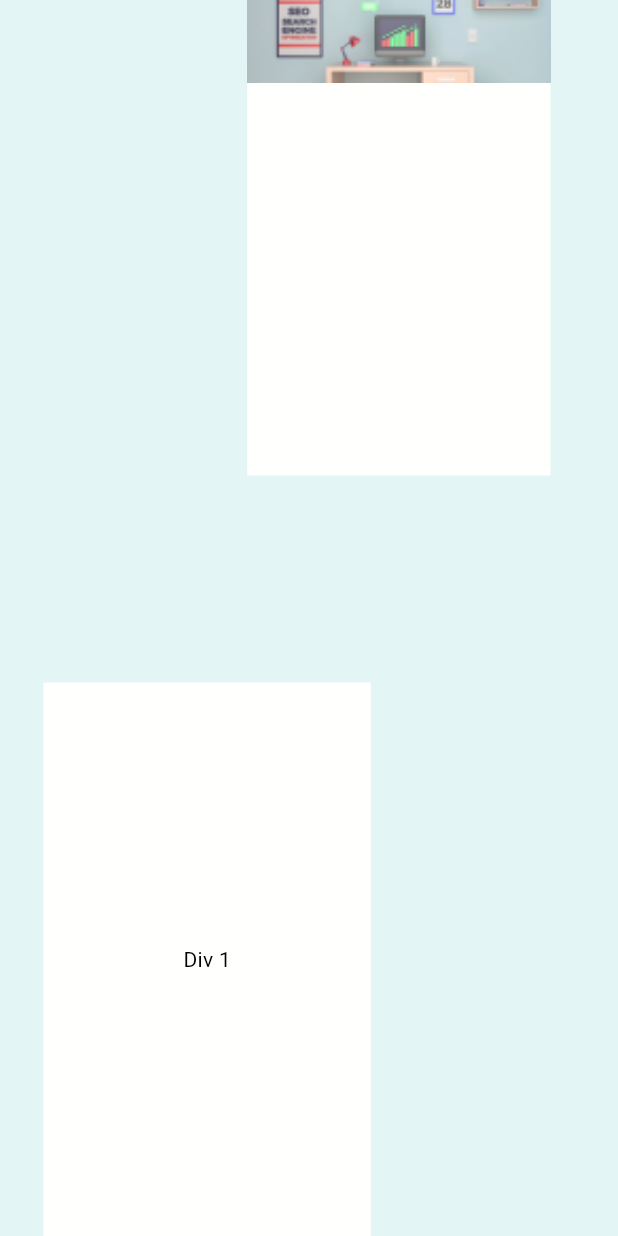
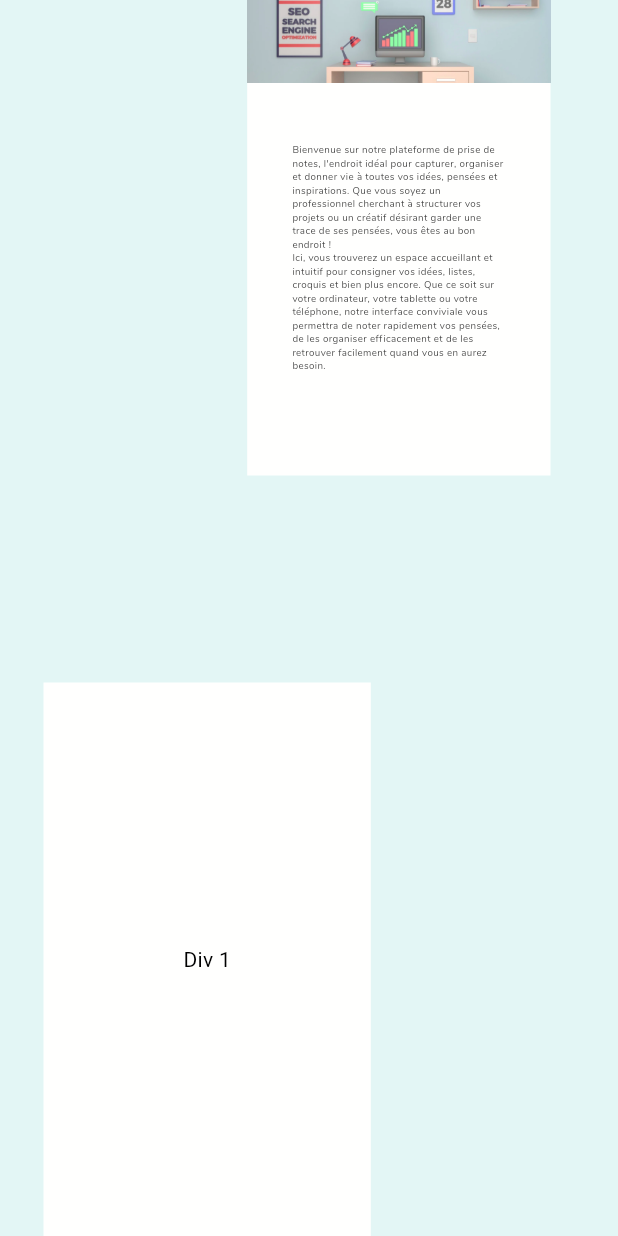
Before and after one commit to PauPauNeeemow/NoteWebEpseedTestPaulin, a Flutter app: the screen it shows after launch, on a phone screen of 412 x 824 dp. Run offline on Flutter 3.47's test engine with Material 3 defaults, Android fonts, the phone set to English and light mode, and no system bars.

Commit message:
OngletBienvenueText

```diff
--- a/notesweeb/lib/main.dart
+++ b/notesweeb/lib/main.dart
@@ -98,6 +98,20 @@
                       height: 55,
                       fit: BoxFit.cover,
                     ),
+                    SizedBox(height: 40), // Espacement entre l'image et le texte
+                    Center(
+                      child: Padding(
+                        padding: EdgeInsets.symmetric(horizontal: 30),
+                        child: Text(
+                          "Bienvenue sur notre plateforme de prise de notes, l'endroit idéal pour capturer, organiser et donner vie à toutes vos idées, pensées et inspirations. Que vous soyez un professionnel cherchant à structurer vos projets ou un créatif désirant garder une trace de ses pensées, vous êtes au bon endroit ! \nIci, vous trouverez un espace accueillant et intuitif pour consigner vos idées, listes, croquis et bien plus encore. Que ce soit sur votre ordinateur, votre tablette ou votre téléphone, notre interface conviviale vous permettra de noter rapidement vos pensées, de les organiser efficacement et de les retrouver facilement quand vous en aurez besoin.",
+                          style: TextStyle(
+                            fontSize: 6.5,
+                            fontFamily: 'Nunito',
+                            color: Color.fromRGBO(30, 30, 30, 1.0),
+                          ),
+                        ),
+                      ),
+                    ),
                   ],
                 ),
               ),
--- a/notesweeb/pubspec.yaml
+++ b/notesweeb/pubspec.yaml
@@ -75,7 +75,11 @@ flutter:
   # "family" key with the font family name, and a "fonts" key with a
   # list giving the asset and other descriptors for the font. For
   # example:
-  # fonts:
+  fonts:
+    - family: Nunito
+      fonts:
+        - asset: assets/fonts/Nunito-Regular.ttf
+          weight: 700
   #   - family: Schyler
   #     fonts:
   #       - asset: fonts/Schyler-Regular.ttf
```
Also changed, not shown: notesweeb/assets/fonts/Nunito-Regular.ttf (added), notesweeb/assets/images/AccueilImage1.png.
